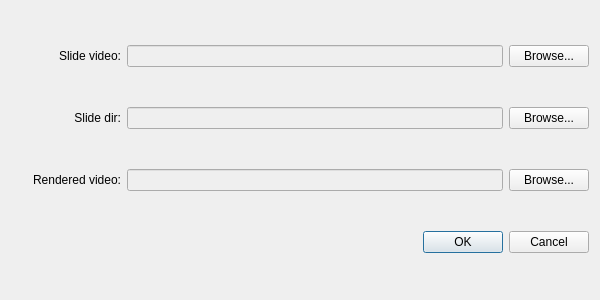
viidea/slidesync, file ui/file_chooser_dialog.ui: the form before one commit.
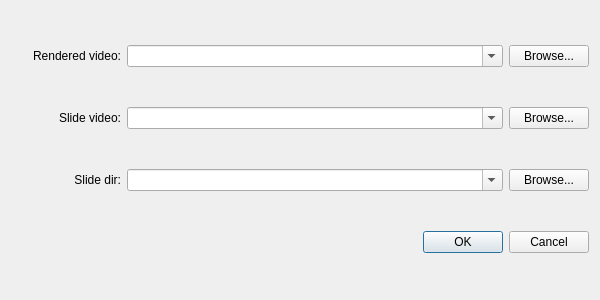
The form after the commit.

Commit message: Added combo boxes that remember recent files (Fixes #10)

The edit to the form file:
```diff
--- a/ui/file_chooser_dialog.ui
+++ b/ui/file_chooser_dialog.ui
@@ -14,6 +14,52 @@
    <string>Enter required files</string>
   </property>
   <layout class="QVBoxLayout" name="verticalLayout">
+   <item>
+    <layout class="QHBoxLayout" name="horizontalLayout_3">
+     <item>
+      <widget class="QLabel" name="label_3">
+       <property name="minimumSize">
+        <size>
+         <width>110</width>
+         <height>0</height>
+        </size>
+       </property>
+       <property name="text">
+        <string>Rendered video:</string>
+       </property>
+       <property name="alignment">
+        <set>Qt::AlignRight|Qt::AlignTrailing|Qt::AlignVCenter</set>
+       </property>
+      </widget>
+     </item>
+     <item>
+      <widget class="QComboBox" name="cmbRenderedVideo">
+       <property name="sizePolicy">
+        <sizepolicy hsizetype="Expanding" vsizetype="Fixed">
+         <horstretch>0</horstretch>
+         <verstretch>0</verstretch>
+        </sizepolicy>
+       </property>
+       <property name="editable">
+        <bool>true</bool>
+       </property>
+       <property name="maxCount">
+        <number>5</number>
+       </property>
+       <property name="insertPolicy">
+        <enum>QComboBox::InsertAtTop</enum>
+       </property>
+      </widget>
+     </item>
+     <item>
+      <widget class="QPushButton" name="btnOriginalVideo">
+       <property name="text">
+        <string>Browse...</string>
+       </property>
+      </widget>
+     </item>
+    </layout>
+   </item>
    <item>
     <layout class="QHBoxLayout" name="horizontalLayout">
      <item>
@@ -33,9 +79,21 @@
       </widget>
      </item>
      <item>
-      <widget class="QLineEdit" name="edtSlideVideo">
-       <property name="enabled">
-        <bool>false</bool>
+      <widget class="QComboBox" name="cmbSlideVideo">
+       <property name="sizePolicy">
+        <sizepolicy hsizetype="Expanding" vsizetype="Fixed">
+         <horstretch>0</horstretch>
+         <verstretch>0</verstretch>
+        </sizepolicy>
+       </property>
+       <property name="editable">
+        <bool>true</bool>
+       </property>
+       <property name="maxCount">
+        <number>5</number>
+       </property>
+       <property name="insertPolicy">
+        <enum>QComboBox::InsertAtTop</enum>
        </property>
       </widget>
      </item>
@@ -67,9 +125,21 @@
       </widget>
      </item>
      <item>
-      <widget class="QLineEdit" name="edtSlideDir">
-       <property name="enabled">
-        <bool>false</bool>
+      <widget class="QComboBox" name="cmbSlideDirectory">
+       <property name="sizePolicy">
+        <sizepolicy hsizetype="Expanding" vsizetype="Fixed">
+         <horstretch>0</horstretch>
+         <verstretch>0</verstretch>
+        </sizepolicy>
+       </property>
+       <property name="editable">
+        <bool>true</bool>
+       </property>
+       <property name="maxCount">
+        <number>5</number>
+       </property>
+       <property name="insertPolicy">
+        <enum>QComboBox::InsertAtTop</enum>
        </property>
       </widget>
      </item>
@@ -82,40 +152,6 @@
      </item>
     </layout>
    </item>
-   <item>
-    <layout class="QHBoxLayout" name="horizontalLayout_3">
-     <item>
-      <widget class="QLabel" name="label_3">
-       <property name="minimumSize">
-        <size>
-         <width>110</width>
-         <height>0</height>
-        </size>
-       </property>
-       <property name="text">
-        <string>Rendered video:</string>
-       </property>
-       <property name="alignment">
-        <set>Qt::AlignRight|Qt::AlignTrailing|Qt::AlignVCenter</set>
-       </property>
-      </widget>
-     </item>
-     <item>
-      <widget class="QLineEdit" name="edtOriginalVideo">
-       <property name="enabled">
-        <bool>false</bool>
-       </property>
-      </widget>
-     </item>
-     <item>
-      <widget class="QPushButton" name="btnOriginalVideo">
-       <property name="text">
-        <string>Browse...</string>
-       </property>
-      </widget>
-     </item>
-    </layout>
-   </item>
    <item>
     <widget class="QDialogButtonBox" name="buttonBox">
      <property name="orientation">
```
The commit also changes 3 other files.
